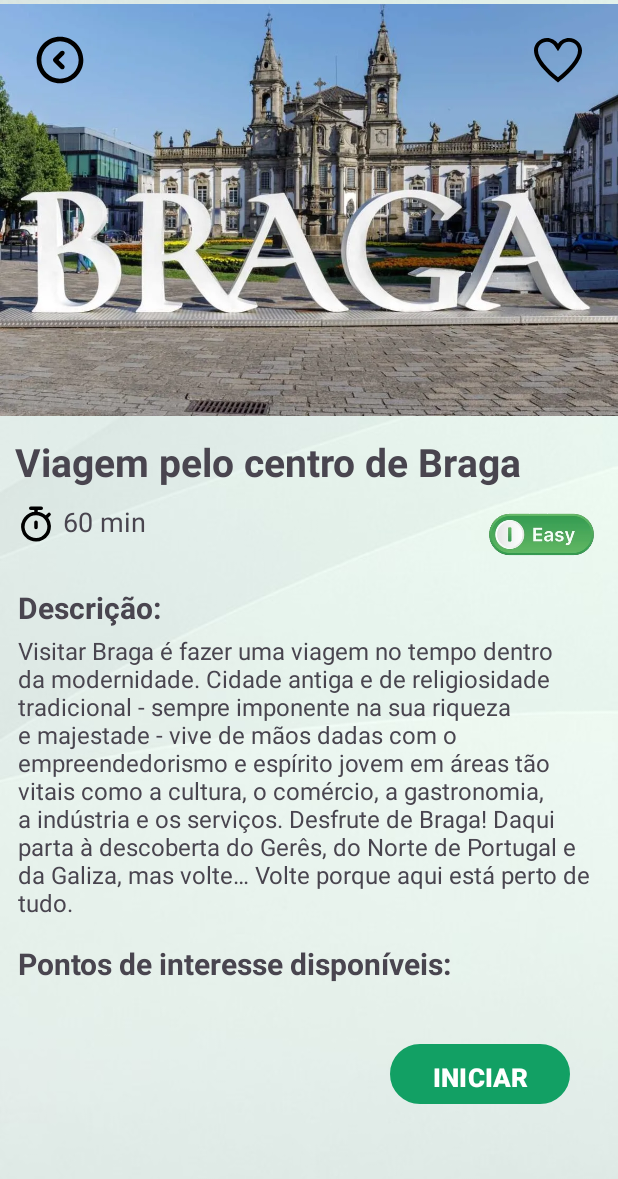
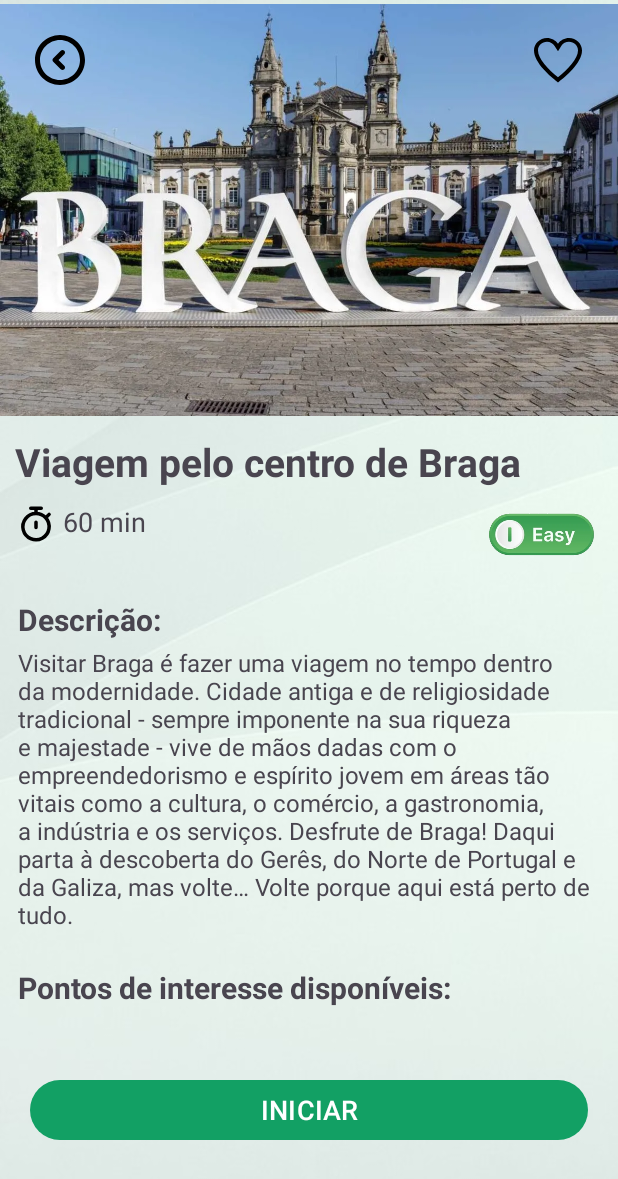
Before and after one commit to Nuno23C/BraGuia, an Android app: the fragment TrailFragment placed in its activity, on a phone screen of 412 x 824 dp. Shown: the top 1179 px of the screen. Run offline under Robolectric (Android 15) with nearby library versions, the phone set to English and light mode, and no system bars; our stand-ins replace Picasso, Room's generated code; pictures from the network do not load; 7 statements that could not run were skipped.

Commit message:
standard user view and global styles update

```diff
--- a/app/src/main/java/com/example/braguia/ui/TrailFragment.java
+++ b/app/src/main/java/com/example/braguia/ui/TrailFragment.java
@@ -4,7 +4,7 @@ package com.example.braguia.ui;
 import android.Manifest;
 import android.content.Intent;
 import android.content.pm.PackageManager;
-import android.location.Location;
+import android.graphics.drawable.Drawable;
 import android.net.Uri;
 import android.os.Bundle;
 import android.util.Log;
@@ -12,14 +12,10 @@ import android.view.LayoutInflater;
 import android.view.View;
 import android.view.ViewGroup;
 import android.widget.Button;
-import android.widget.ImageButton;
 import android.widget.ImageView;
 import android.widget.TextView;
 
 import androidx.fragment.app.FragmentManager;
-import androidx.lifecycle.LiveData;
-import androidx.lifecycle.MutableLiveData;
-import android.widget.Toast;
 
 import androidx.annotation.NonNull;
 import androidx.annotation.Nullable;
@@ -32,28 +28,23 @@ import androidx.recyclerview.widget.RecyclerView;
 
 import com.example.braguia.R;
 import com.example.braguia.model.Objects.Edge;
-import com.example.braguia.model.Objects.Pin;
 import com.example.braguia.model.Objects.Trail;
 import com.example.braguia.viewModel.TrailsViewModel;
-import androidx.fragment.app.FragmentManager;
 
-import com.example.braguia.R;
-import com.example.braguia.model.Objects.Edge;
-import com.example.braguia.model.Objects.Trail;
+import com.example.braguia.viewModel.UserViewModel;
 import com.google.android.gms.location.FusedLocationProviderClient;
 import com.google.android.gms.location.LocationServices;
 import com.google.android.gms.maps.GoogleMap;
 import com.google.android.gms.maps.MapsInitializer;
 import com.google.android.gms.maps.OnMapReadyCallback;
 import com.google.android.gms.maps.model.LatLng;
-import com.google.android.gms.maps.model.MarkerOptions;
-import com.google.android.gms.tasks.OnFailureListener;
 import com.squareup.picasso.Picasso;
 
 import java.util.ArrayList;
 import java.util.HashSet;
 import java.util.List;
 import java.util.Set;
+import java.util.concurrent.atomic.AtomicBoolean;
 
 public class TrailFragment extends Fragment implements OnMapReadyCallback {
 
@@ -61,10 +52,9 @@ public class TrailFragment extends Fragment implements OnMapReadyCallback {
     private ArrayList<LatLng> coordinates;
     private GoogleMap googleMap;
     private FusedLocationProviderClient fusedLocationClient;
-
     private static final int MY_PERMISSIONS_REQUEST_LOCATION = 1001;
-
     private TrailsViewModel trailsViewModel;
+    private UserViewModel userViewModel;
 
     @Override
     public void onCreate(@Nullable Bundle savedInstanceState) {
@@ -73,6 +63,7 @@ public class TrailFragment extends Fragment implements OnMapReadyCallback {
         if (getArguments() != null) {
             trail = (Trail) getArguments().getSerializable("selectedTrail");
             trailsViewModel = new ViewModelProvider(this).get(TrailsViewModel.class);
+            userViewModel = new ViewModelProvider(this).get(UserViewModel.class);
         }
     }
 
@@ -84,18 +75,17 @@ public class TrailFragment extends Fragment implements OnMapReadyCallback {
         coordinates = new ArrayList<>();
 
         TextView trail_name = view.findViewById(R.id.trail_trail_name);
+        trail_name.setText(trail.getTrail_name());
+
         TextView trail_desc = view.findViewById(R.id.trail_trail_desc);
+        trail_desc.setText(trail.getTrail_desc());
+
         TextView trail_duration = view.findViewById(R.id.trail_trail_duration);
+        trail_duration.setText(String.valueOf(trail.getTrail_duration() + " min"));
+
+        fusedLocationClient = LocationServices.getFusedLocationProviderClient(getActivity());
+
         ImageView difficulty_image = view.findViewById(R.id.trail_trail_difficulty);
-        ImageView imageView = view.findViewById(R.id.trail_trail_image);
-        ImageButton backButton = view.findViewById(R.id.backButton);
-        RecyclerView recyclerView = view.findViewById(R.id.trail_pin_list);
-        recyclerView.setLayoutManager(new LinearLayoutManager(getActivity(), LinearLayoutManager.HORIZONTAL, false));
-
-        trail_name.setText(trail.getTrail_name());
-        trail_desc.setText(trail.getTrail_desc());
-        trail_duration.setText(String.valueOf(trail.getTrail_duration()));
-
         switch (trail.getTrail_difficulty()) {
             case "E":
                 difficulty_image.setImageResource(R.drawable.easy);
@@ -114,10 +104,12 @@ public class TrailFragment extends Fragment implements OnMapReadyCallback {
                 break;
         }
 
+        ImageView imageView = view.findViewById(R.id.trail_trail_image);
         Picasso.get()
                 .load(trail.getTrail_img().replace("http:", "https:"))
                 .into(imageView);
 
+        ImageView backButton = view.findViewById(R.id.backButton);
         backButton.setOnClickListener(v -> {
             FragmentManager fragmentManager = requireActivity().getSupportFragmentManager();
             if (fragmentManager.getBackStackEntryCount() > 0) {
@@ -125,6 +117,20 @@ public class TrailFragment extends Fragment implements OnMapReadyCallback {
             }
         });
 
+//        ImageView favButton = view.findViewById(R.id.favButton);
+//        favButton.setOnClickListener(v -> {
+//            Drawable currentDrawable = favButton.getDrawable();
+//            Drawable favoriteTrueDrawable = ContextCompat.getDrawable(getActivity(), R.drawable.favorite_true);
+//
+//            if (currentDrawable.equals(favoriteTrueDrawable)) {
+//                favButton.setImageResource(R.drawable.favorite_false);
+//            } else {
+//                favButton.setImageResource(R.drawable.favorite_true);
+//            }
+//        });
+
+        RecyclerView recyclerView = view.findViewById(R.id.trail_pin_list);
+        recyclerView.setLayoutManager(new LinearLayoutManager(getActivity(), LinearLayoutManager.HORIZONTAL, false));
         trailsViewModel.getPinsOfTrail(trail.getId()).observe(getViewLifecycleOwner(), pins -> {
             PinsRecyclerViewAdapter adapter = new PinsRecyclerViewAdapter(pins, new PinsRecyclerViewAdapter.PinClickListener() {
 
@@ -136,8 +142,13 @@ public class TrailFragment extends Fragment implements OnMapReadyCallback {
             recyclerView.setAdapter(adapter);
         });
 
-        Button nav = view.findViewById(R.id.navButton);
-        nav.setOnClickListener(new View.OnClickListener() {
+        Button navButton = view.findViewById(R.id.navButton);
+        userViewModel.getUser().observe(getViewLifecycleOwner(), user -> {
+            if (!user.getUser_type().equals("Premium")) {
+                navButton.setVisibility(View.GONE);
+            }
+        });
+        navButton.setOnClickListener(new View.OnClickListener() {
             @Override
             public void onClick(View v) {
                 if (ContextCompat.checkSelfPermission(requireContext(), Manifest.permission.ACCESS_FINE_LOCATION) != PackageManager.PERMISSION_GRANTED) {
--- a/app/src/main/res/layout/fragment_home.xml
+++ b/app/src/main/res/layout/fragment_home.xml
@@ -25,7 +25,6 @@
                 android:background="@drawable/rounded_background"
                 android:orientation="horizontal"
                 android:padding="16dp">
-
 
                 <EditText
                     android:id="@+id/search_trail_text"
@@ -65,7 +64,7 @@
                 android:layout_width="match_parent"
                 android:layout_height="match_parent"
                 android:layout_marginStart="8dp"
-                android:layout_marginTop="16dp"
+                android:layout_marginTop="24dp"
                 android:layout_marginEnd="8dp"
                 android:orientation="horizontal">
 
@@ -83,7 +82,7 @@
                     android:layout_width="wrap_content"
                     android:layout_height="wrap_content"
                     android:text="Ver todos"
-                    android:textColor="@color/emerald700"
+                    android:textColor="@color/appColor"
                     android:textStyle="bold" />
 
             </LinearLayout>
--- a/app/src/main/res/layout/fragment_pin_card.xml
+++ b/app/src/main/res/layout/fragment_pin_card.xml
@@ -12,13 +12,13 @@
         android:layout_width="wrap_content"
         android:layout_height="wrap_content"
         card_view:cardCornerRadius="18dp"
-        card_view:cardBackgroundColor="@color/emerald300"
         card_view:cardUseCompatPadding="true">
 
         <LinearLayout
             android:layout_width="match_parent"
             android:layout_height="match_parent"
             android:orientation="horizontal"
+            android:background="@color/appColor"
             android:padding="8dp">
 
             <TextView
@@ -28,6 +28,7 @@
                 android:layout_weight="1"
                 android:layout_marginEnd="8dp"
                 android:textStyle="bold"
+                android:textColor="@color/white"
                 android:textSize="14sp"
                 android:text="Sé de Braga" />
 
--- a/app/src/main/res/layout/fragment_trail.xml
+++ b/app/src/main/res/layout/fragment_trail.xml
@@ -33,7 +33,7 @@
                     app:layout_constraintTop_toTopOf="parent"
                     app:srcCompat="@drawable/braga" />
 
-                <ImageButton
+                <ImageView
                     android:id="@+id/backButton"
                     android:layout_width="40dp"
                     android:layout_height="40dp"
@@ -42,12 +42,10 @@
                     app:layout_constraintStart_toStartOf="parent"
                     app:layout_constraintTop_toTopOf="parent"
                     android:background="@android:color/transparent"
-                    android:padding="1dp"
-                    android:scaleType="fitCenter"
                     app:srcCompat="@drawable/go_back" />
 
                 <ImageView
-                    android:id="@+id/imageView8"
+                    android:id="@+id/favButton"
                     android:layout_width="32dp"
                     android:layout_height="32dp"
                     android:layout_marginEnd="24dp"
@@ -106,7 +104,8 @@
                 android:layout_height="match_parent"
                 android:layout_marginStart="12dp"
                 android:layout_marginEnd="12dp"
-                android:layout_marginBottom="16dp"
+                android:layout_marginBottom="24dp"
+                android:layout_marginTop="8dp"
                 android:orientation="vertical">
 
                 <TextView
@@ -148,23 +147,29 @@
                 android:clipToPadding="false"
                 tools:listitem="@layout/fragment_pin_card" />
 
-            <Button
-                android:id="@+id/navButton"
-                android:layout_width="120dp"
-                android:layout_height="40dp"
-                android:background="@drawable/input_reg"
-                android:text="INICIAR"
-                android:textSize="17sp"
-                android:textAlignment="center"
-                android:textStyle="bold"
-                app:backgroundTint="@color/appColor"
+            <LinearLayout
+                android:id="@+id/button_layout"
+                android:layout_width="match_parent"
+                android:layout_height="wrap_content"
+                android:layout_marginBottom="20dp"
+                android:layout_marginTop="24dp"
+                android:orientation="vertical"
                 app:layout_constraintBottom_toBottomOf="parent"
                 app:layout_constraintEnd_toEndOf="parent"
-                app:layout_constraintStart_toStartOf="parent"
-                app:layout_constraintTop_toTopOf="parent"
-                app:layout_constraintVertical_bias="0.937"
-                android:layout_marginStart="260dp"
-                android:layout_marginTop="20dp"/>
+                app:layout_constraintStart_toStartOf="parent">
+
+                <Button
+                    android:id="@+id/navButton"
+                    android:layout_width="match_parent"
+                    android:layout_height="wrap_content"
+                    android:layout_marginLeft="20dp"
+                    android:layout_marginRight="20dp"
+                    android:text="INICIAR"
+                    android:textSize="18sp"
+                    android:textAlignment="center"
+                    app:backgroundTint="@color/appColor" />
+
+            </LinearLayout>
 
         </LinearLayout>
 
--- a/app/src/main/res/layout/fragment_trail_card.xml
+++ b/app/src/main/res/layout/fragment_trail_card.xml
@@ -40,7 +40,8 @@
             <LinearLayout
                 android:layout_width="match_parent"
                 android:layout_height="match_parent"
-                android:orientation="horizontal">
+                android:orientation="horizontal"
+                android:layout_marginTop="8dp">
 
                 <TextView
                     android:id="@+id/trail_name"
--- a/app/src/main/res/layout/fragment_upgrade.xml
+++ b/app/src/main/res/layout/fragment_upgrade.xml
@@ -20,7 +20,7 @@
             android:layout_height="wrap_content">
 
             <ImageView
-                android:id="@+id/imageView2"
+                android:id="@+id/go_back_button"
                 android:layout_width="40dp"
                 android:layout_height="40dp"
                 android:layout_marginStart="20dp"
@@ -199,13 +199,13 @@
         app:layout_constraintStart_toStartOf="parent">
 
         <Button
-            android:id="@+id/go_back_button"
+            android:id="@+id/upgrade_button"
             android:layout_width="match_parent"
             android:layout_height="wrap_content"
             android:layout_marginLeft="16dp"
             android:layout_marginRight="16dp"
             android:text="Começar agora"
             android:textSize="18sp"
-            app:backgroundTint="@color/emerald500" />
+            app:backgroundTint="@color/appColor" />
     </LinearLayout>
 </androidx.constraintlayout.widget.ConstraintLayout>
--- a/app/src/main/res/values/colors.xml
+++ b/app/src/main/res/values/colors.xml
@@ -9,9 +9,7 @@
     <color name="darkBlue">#052659</color>
     <color name="darkGreen">#0C7075</color>
     <color name="appColor">#12A064</color>
-    <color name="emerald500">#10B981</color>
-    <color name="emerald300">#6ee7b7</color>
-    <color name="emerald700">#047857</color>
+    <color name="appColor_light">#19DC8B</color>
     <color name="header_background">#9ca3af</color>
 
 </resources>
--- a/gradle.properties
+++ b/gradle.properties
@@ -20,4 +20,4 @@ android.useAndroidX=true
 # thereby reducing the size of the R class for that library
 android.nonTransitiveRClass=true
 
-BRAGUIA_API_URL=https://79f869b14293b18d6536c5e3c254e8af.serveo.net
+BRAGUIA_API_URL=https://55eab05097df4d46557fa102a37d8e75.serveo.net
```
Also changed, not shown: app/src/main/java/com/example/braguia/repository/UserRepository.java (+3 -8 lines), app/src/main/java/com/example/braguia/ui/UpgradeFragment.java (+9 -9 lines), app/src/main/java/com/example/braguia/viewModel/UserViewModel.java (+20 -25 lines), app/src/main/res/drawable/rounded_background.xml (+4 -8 lines), app/src/main/res/layout/activity_login.xml (+4 -4 lines), app/src/main/res/layout/activity_register.xml (+8 -10 lines).
